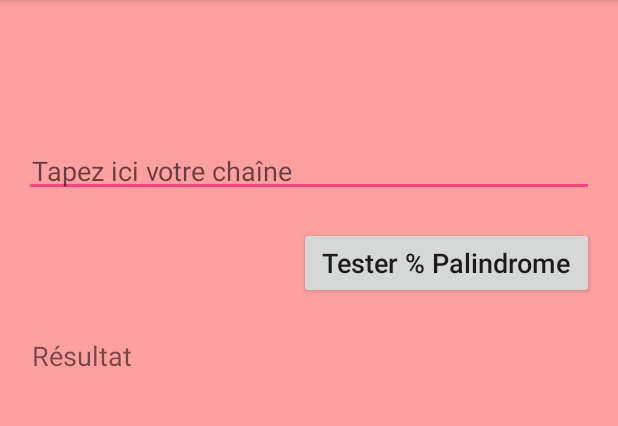
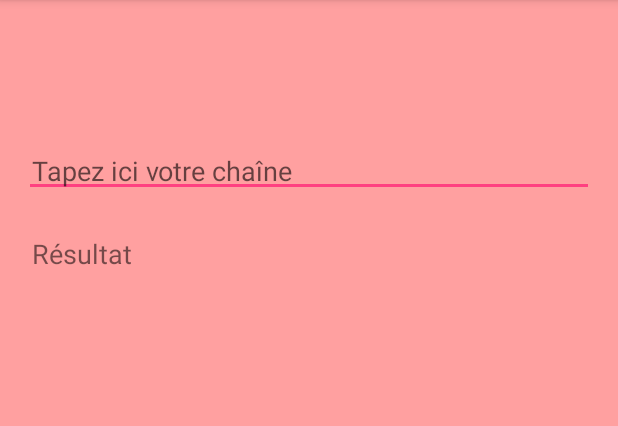
Before and after one commit to JeromedC34/Spike, an Android app: the PalindromeActivity screen opened directly, with no data from a screen before it, on a phone screen of 412 x 824 dp, the part 84-510 px from its top. Run offline under Robolectric (Android 15) with nearby library versions, the phone set to English and light mode, and no system bars.

Commit message:
remove button / palindrome activity (check done after each key pressed)

```diff
--- a/app/src/main/res/layout/activity_palindrome.xml
+++ b/app/src/main/res/layout/activity_palindrome.xml
@@ -23,20 +23,6 @@
         android:textSize="18sp"
         android:hint="@string/palindrome_input" />
 
-    <Button
-        android:id="@+id/button_palindrome"
-        android:layout_width="wrap_content"
-        android:layout_height="wrap_content"
-        android:paddingBottom="@dimen/my_default_padding"
-        android:paddingLeft="15dp"
-        android:paddingRight="15dp"
-        android:paddingTop="@dimen/my_default_padding"
-        android:layout_gravity="end"
-        android:layout_marginBottom="20dp"
-        android:textAllCaps="false"
-        android:textSize="18sp"
-        android:text="@string/palindrome_action" />
-
     <TextView
         android:id="@+id/text_palindrome"
         android:layout_width="match_parent"
--- a/app/src/main/res/values/strings.xml
+++ b/app/src/main/res/values/strings.xml
@@ -5,7 +5,6 @@
     <string name="action_fibonacci">Fibonacci</string>
     <string name="action_scramble">Scramble</string>
     <string name="palindrome_input">Tapez ici votre chaîne</string>
-    <string name="palindrome_action">Tester % Palindrome</string>
     <string name="palindrome_result">Résultat</string>
     <string name="brackets_input">Tapez ici votre chaîne</string>
     <string name="brackets_action">Tester % Brackets</string>
```
Also changed, not shown: app/src/main/java/com/jerome/spike/PalindromeActivity.java (+17 -16 lines).
